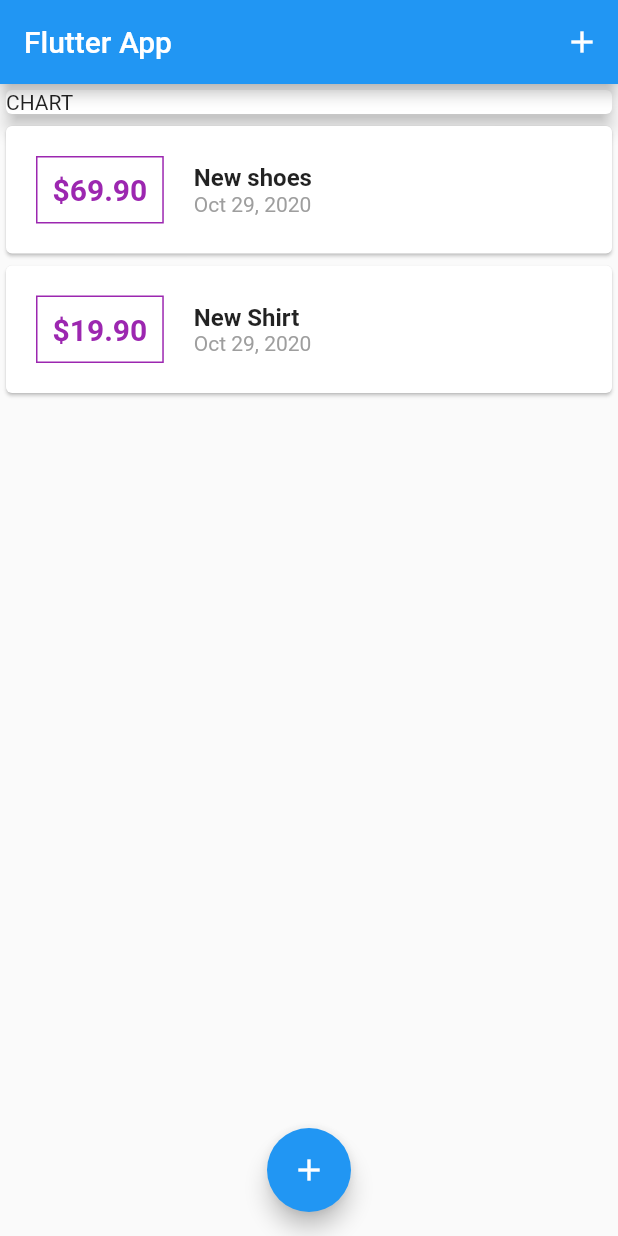
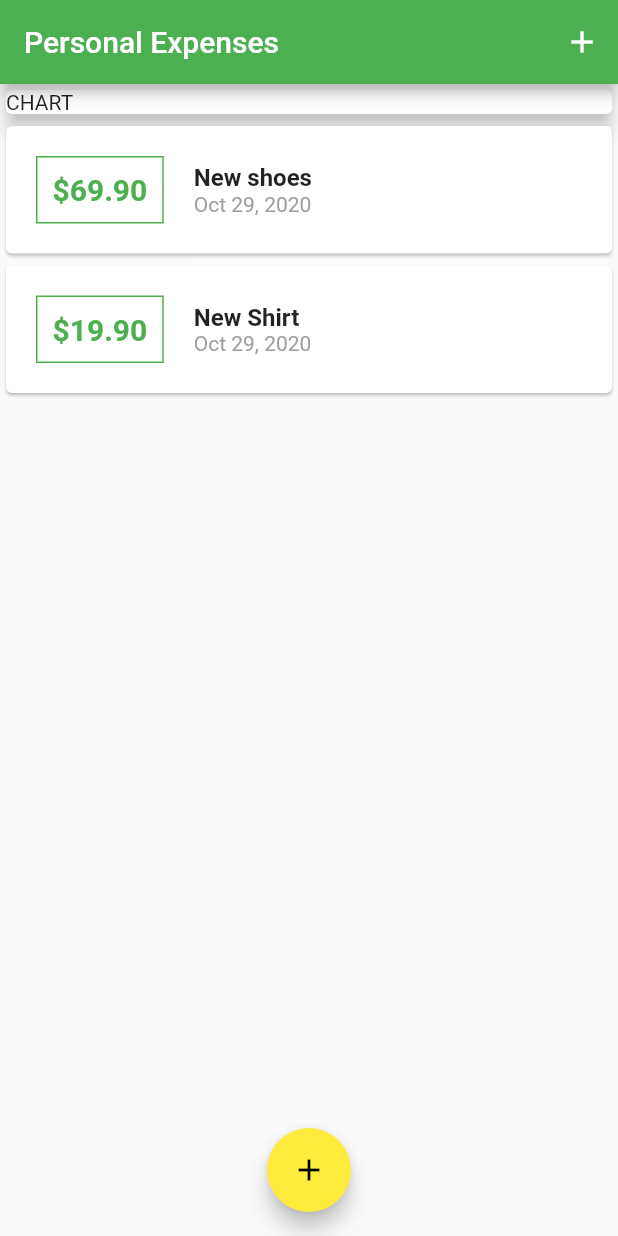
Before and after one commit to lewlian/expense-app, a Flutter app: the screen it shows after launch, on a phone screen of 412 x 824 dp. Run offline on Flutter 3.47's test engine with Material 2 defaults, Android fonts, the phone set to English and light mode, and no system bars.

Commit message:
added theme colors

```diff
--- a/lib/main.dart
+++ b/lib/main.dart
@@ -10,7 +10,11 @@ void main() {
 class MyApp extends StatelessWidget {
   @override
   Widget build(BuildContext context) {
-    return MaterialApp(home: MyHomePage());
+    return MaterialApp(
+      home: MyHomePage(),
+      title: "Personal Expenses",
+      theme: ThemeData(primarySwatch: Colors.green, accentColor: Colors.yellow),
+    );
   }
 }
 
@@ -64,7 +68,7 @@ class _MyHomePageState extends State<MyHomePage> {
             },
           )
         ],
-        title: Text('Flutter App'),
+        title: Text('Personal Expenses'),
       ),
       body: SingleChildScrollView(
         child: Column(
--- a/lib/widgets/new_transaction.dart
+++ b/lib/widgets/new_transaction.dart
@@ -1,4 +1,3 @@
-import 'package:flutter/gestures.dart';
 import 'package:flutter/material.dart';
 
 class NewTransaction extends StatefulWidget {
--- a/lib/widgets/transaction_list.dart
+++ b/lib/widgets/transaction_list.dart
@@ -12,8 +12,8 @@ class TransactionList extends StatelessWidget {
     return Container(
       height: 300,
       child: ListView.builder(
-        itemBuilder: (context,index){
-            return Card(
+        itemBuilder: (context, index) {
+          return Card(
             child: Row(
               children: [
                 Container(
@@ -23,10 +23,10 @@ class TransactionList extends StatelessWidget {
                     style: TextStyle(
                         fontWeight: FontWeight.bold,
                         fontSize: 20,
-                        color: Colors.purple),
+                        color: Theme.of(context).primaryColor),
                   ),
                   decoration: BoxDecoration(
-                    border: Border.all(color: Colors.purple),
+                    border: Border.all(color: Theme.of(context).primaryColor),
                   ),
                   padding: EdgeInsets.all(10),
                 ),
@@ -49,7 +49,7 @@ class TransactionList extends StatelessWidget {
             ),
           );
         },
-        itemCount:transactions.length,
+        itemCount: transactions.length,
       ),
     );
   }
```
